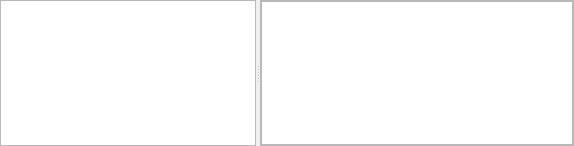
Old version of the form studio/docks/timearea_dock.ui in the repository caryoscelus/rainynite-studio.
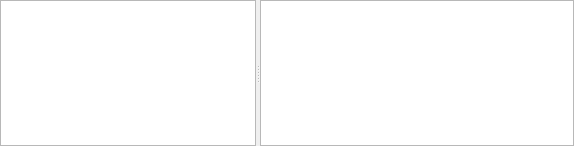
New version of the form. Custom widgets are drawn as their Qt base class.

Commit message: TimeareaDock: scroll sync WIP

Patch:
```diff
--- a/studio/docks/timearea_dock.ui
+++ b/studio/docks/timearea_dock.ui
@@ -20,7 +20,7 @@
    <string>&amp;Timeline Dock</string>
   </property>
   <widget class="QWidget" name="contents">
-   <layout class="QHBoxLayout" name="horizontalLayout_2">
+   <layout class="QHBoxLayout" name="horizontalLayout">
     <property name="spacing">
      <number>0</number>
     </property>
@@ -38,6 +38,9 @@
     </property>
     <item>
      <widget class="QSplitter" name="splitter">
+      <property name="lineWidth">
+       <number>0</number>
+      </property>
       <property name="orientation">
        <enum>Qt::Horizontal</enum>
       </property>
@@ -49,46 +52,16 @@
         </sizepolicy>
        </property>
       </widget>
-      <widget class="QScrollArea" name="scrollArea">
+      <widget class="studio::TimelineArea" name="timeline">
        <property name="sizePolicy">
         <sizepolicy hsizetype="Expanding" vsizetype="Expanding">
          <horstretch>1</horstretch>
          <verstretch>0</verstretch>
         </sizepolicy>
        </property>
-       <property name="widgetResizable">
-        <bool>true</bool>
+       <property name="frameShadow">
+        <enum>QFrame::Plain</enum>
        </property>
-       <widget class="QWidget" name="scrollAreaWidgetContents">
-        <property name="geometry">
-         <rect>
-          <x>0</x>
-          <y>0</y>
-          <width>309</width>
-          <height>110</height>
-         </rect>
-        </property>
-        <layout class="QHBoxLayout" name="horizontalLayout">
-         <property name="spacing">
-          <number>0</number>
-         </property>
-         <property name="leftMargin">
-          <number>0</number>
-         </property>
-         <property name="topMargin">
-          <number>0</number>
-         </property>
-         <property name="rightMargin">
-          <number>0</number>
-         </property>
-         <property name="bottomMargin">
-          <number>0</number>
-         </property>
-         <item>
-          <widget class="studio::TimelineArea" name="timeline"/>
-         </item>
-        </layout>
-       </widget>
       </widget>
      </widget>
     </item>
```
The commit also changes 1 other file.
